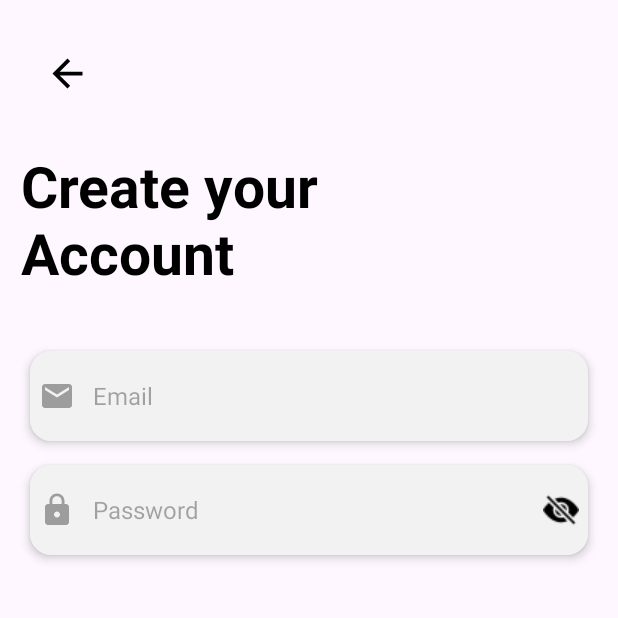
After one commit to HusamZaeem/Online-Course-and-E-Learning-App, an Android app: the SignUp screen opened directly, with no data from a screen before it, on a phone screen of 412 x 824 dp, the top half of it. The commit adds this screen. Run offline under Robolectric (Android 15) with nearby library versions, the phone set to English and light mode, and no system bars.

Commit message:
updated Sign Up

```diff
--- a/app/src/main/AndroidManifest.xml
+++ b/app/src/main/AndroidManifest.xml
@@ -12,6 +12,9 @@
         android:supportsRtl="true"
         android:theme="@style/Theme.OnlineCourseAndELearningApp"
         tools:targetApi="31">
+        <activity
+            android:name=".SignUp"
+            android:exported="false" />
         <activity
             android:name=".SignupLogin"
             android:exported="false" />
--- a/app/src/main/java/com/example/onlinecourseande_learningapp/Onboarding.java
+++ b/app/src/main/java/com/example/onlinecourseande_learningapp/Onboarding.java
@@ -13,6 +13,7 @@ import com.tbuonomo.viewpagerdotsindicator.DotsIndicator;
 public class Onboarding extends AppCompatActivity {
 
     ActivityOnboardingBinding binding;
+
 
 
     private OnBoardingAdapter adapter;
--- /dev/null
+++ b/app/src/main/java/com/example/onlinecourseande_learningapp/SignUp.java
@@ -0,0 +1,92 @@
+package com.example.onlinecourseande_learningapp;
+
+import android.annotation.SuppressLint;
+import android.graphics.PorterDuff;
+import android.os.Bundle;
+import android.text.InputType;
+import android.view.MotionEvent;
+import android.widget.EditText;
+
+import androidx.activity.EdgeToEdge;
+import androidx.appcompat.app.AppCompatActivity;
+import androidx.core.graphics.Insets;
+import androidx.core.view.ViewCompat;
+import androidx.core.view.WindowInsetsCompat;
+
+import com.example.onlinecourseande_learningapp.databinding.ActivitySignUpBinding;
+
+
+
+
+
+public class SignUp extends AppCompatActivity {
+
+
+    private boolean isPasswordVisible = false;
+
+    ActivitySignUpBinding binding;
+
+    @SuppressLint("ClickableViewAccessibility")
+    @Override
+    protected void onCreate(Bundle savedInstanceState) {
+        super.onCreate(savedInstanceState);
+        binding = ActivitySignUpBinding.inflate(getLayoutInflater());
+        setContentView(binding.getRoot());
+
+
+
+
+
+        EditText passwordEditText = findViewById(R.id.etPassword);
+
+        // Add Eye Icon Click Listener
+        passwordEditText.setOnTouchListener((v, event) -> {
+            if (event.getAction() == MotionEvent.ACTION_UP) {
+                int drawableEnd = 2; // Right drawable
+                if (event.getRawX() >= (passwordEditText.getRight() -
+                        passwordEditText.getCompoundDrawables()[drawableEnd].getBounds().width())) {
+                    togglePasswordVisibility(passwordEditText);
+                    return true;
+                }
+            }
+            return false;
+        });
+
+        // Change colors on focus
+        passwordEditText.setOnFocusChangeListener((v, hasFocus) -> {
+            int color = hasFocus ? R.color.et_bg_active : R.color.et_bg_default;
+            passwordEditText.getBackground().setColorFilter(
+                    getResources().getColor(color), PorterDuff.Mode.SRC_IN);
+        });
+
+
+
+
+
+
+
+
+
+
+
+
+
+    }
+
+
+    private void togglePasswordVisibility(EditText passwordEditText) {
+        if (isPasswordVisible) {
+            // Hide Password
+            passwordEditText.setInputType(InputType.TYPE_CLASS_TEXT | InputType.TYPE_TEXT_VARIATION_PASSWORD);
+            passwordEditText.setCompoundDrawablesWithIntrinsicBounds(
+                    R.drawable.ic_eye_open, 0, R.drawable.ic_eye_closed, 0);
+        } else {
+            // Show Password
+            passwordEditText.setInputType(InputType.TYPE_TEXT_VARIATION_VISIBLE_PASSWORD);
+            passwordEditText.setCompoundDrawablesWithIntrinsicBounds(
+                    R.drawable.ic_eye_closed, 0, R.drawable.ic_eye_open, 0);
+        }
+        passwordEditText.setSelection(passwordEditText.length()); // Move cursor to end
+        isPasswordVisible = !isPasswordVisible;
+    }
+}
--- /dev/null
+++ b/app/src/main/res/drawable/baseline_arrow_back_24.xml
@@ -0,0 +1,5 @@
+<vector xmlns:android="http://schemas.android.com/apk/res/android" android:autoMirrored="true" android:height="24dp" android:tint="#000000" android:viewportHeight="24" android:viewportWidth="24" android:width="24dp">
+
+    <path android:fillColor="@android:color/white" android:pathData="M20,11H7.83l5.59,-5.59L12,4l-8,8 8,8 1.41,-1.41L7.83,13H20v-2z"/>
+
+</vector>
--- /dev/null
+++ b/app/src/main/res/drawable/baseline_email_24.xml
@@ -0,0 +1,5 @@
+<vector xmlns:android="http://schemas.android.com/apk/res/android" android:height="24dp" android:tint="#9D9D9D" android:viewportHeight="24" android:viewportWidth="24" android:width="24dp">
+
+    <path android:fillColor="@android:color/white" android:pathData="M20,4L4,4c-1.1,0 -1.99,0.9 -1.99,2L2,18c0,1.1 0.9,2 2,2h16c1.1,0 2,-0.9 2,-2L22,6c0,-1.1 -0.9,-2 -2,-2zM20,8l-8,5 -8,-5L4,6l8,5 8,-5v2z"/>
+
+</vector>
--- /dev/null
+++ b/app/src/main/res/drawable/baseline_lock_24.xml
@@ -0,0 +1,5 @@
+<vector xmlns:android="http://schemas.android.com/apk/res/android" android:height="24dp" android:tint="#9D9D9D" android:viewportHeight="24" android:viewportWidth="24" android:width="24dp">
+
+    <path android:fillColor="@android:color/white" android:pathData="M18,8h-1L17,6c0,-2.76 -2.24,-5 -5,-5S7,3.24 7,6v2L6,8c-1.1,0 -2,0.9 -2,2v10c0,1.1 0.9,2 2,2h12c1.1,0 2,-0.9 2,-2L20,10c0,-1.1 -0.9,-2 -2,-2zM12,17c-1.1,0 -2,-0.9 -2,-2s0.9,-2 2,-2 2,0.9 2,2 -0.9,2 -2,2zM15.1,8L8.9,8L8.9,6c0,-1.71 1.39,-3.1 3.1,-3.1 1.71,0 3.1,1.39 3.1,3.1v2z"/>
+
+</vector>
--- /dev/null
+++ b/app/src/main/res/drawable/et_bg.xml
@@ -0,0 +1,7 @@
+<?xml version="1.0" encoding="utf-8"?>
+<shape xmlns:android="http://schemas.android.com/apk/res/android">
+
+    <corners android:radius="14dp"/>
+    <solid android:color="#F2F2F2"/>
+
+</shape>
--- /dev/null
+++ b/app/src/main/res/layout/activity_sign_up.xml
@@ -0,0 +1,93 @@
+<?xml version="1.0" encoding="utf-8"?>
+<androidx.constraintlayout.widget.ConstraintLayout xmlns:android="http://schemas.android.com/apk/res/android"
+    xmlns:app="http://schemas.android.com/apk/res-auto"
+    xmlns:tools="http://schemas.android.com/tools"
+    android:id="@+id/main"
+    android:layout_width="match_parent"
+    android:layout_height="match_parent"
+    tools:context=".SignUp">
+
+
+    <com.google.android.material.button.MaterialButton
+        android:id="@+id/btn_back"
+        android:layout_width="80dp"
+        android:layout_height="50dp"
+        android:layout_marginTop="24dp"
+        android:backgroundTint="@android:color/transparent"
+        android:contentDescription="@string/back_button"
+        app:icon="@drawable/baseline_arrow_back_24"
+        app:iconGravity="end"
+        app:iconSize="30dp"
+        app:iconTint="@color/black"
+        app:layout_constraintEnd_toEndOf="parent"
+        app:layout_constraintHorizontal_bias="0.012"
+        app:layout_constraintStart_toStartOf="parent"
+        app:layout_constraintTop_toTopOf="parent" />
+
+    <TextView
+        android:id="@+id/tvSignup"
+        android:layout_width="200dp"
+        android:layout_height="wrap_content"
+        android:layout_marginTop="24dp"
+        android:text="@string/tvSignup"
+        android:textAlignment="textStart"
+        android:textColor="@color/primary_color"
+        android:textSize="38sp"
+        android:textStyle="bold"
+        app:layout_constraintEnd_toEndOf="parent"
+        app:layout_constraintHorizontal_bias="0.066"
+        app:layout_constraintStart_toStartOf="parent"
+        app:layout_constraintTop_toBottomOf="@+id/btn_back" />
+
+
+    <!-- Password EditText -->
+
+    <androidx.appcompat.widget.AppCompatEditText
+        android:id="@+id/etEmail"
+        android:layout_width="match_parent"
+        android:layout_height="60dp"
+        android:layout_marginTop="40dp"
+        android:drawableStart="@drawable/baseline_email_24"
+        android:drawablePadding="12dp"
+        android:hint="@string/email"
+        android:padding="6dp"
+        android:background="@drawable/et_bg"
+        android:inputType="textEmailAddress"
+        android:layout_marginStart="20dp"
+        app:cornerRadius="12dp"
+        android:layout_marginEnd="20dp"
+        android:elevation="4dp"
+        android:textAlignment="textStart"
+        android:textColor="@color/primary_color"
+        android:textSize="16sp"
+        app:layout_constraintEnd_toEndOf="parent"
+        app:layout_constraintHorizontal_bias="0.0"
+        app:layout_constraintStart_toStartOf="parent"
+        app:layout_constraintTop_toBottomOf="@+id/tvSignup" />
+
+    <androidx.appcompat.widget.AppCompatEditText
+        android:id="@+id/etPassword"
+        android:layout_width="match_parent"
+        android:layout_height="60dp"
+        android:layout_marginTop="16dp"
+        android:padding="6dp"
+        android:drawableStart="@drawable/baseline_lock_24"
+        android:drawableEnd="@drawable/ic_eye_closed"
+        android:drawablePadding="12dp"
+        android:layout_marginStart="20dp"
+        app:cornerRadius="12dp"
+        android:layout_marginEnd="20dp"
+        android:elevation="4dp"
+        android:textAlignment="textStart"
+        android:textColor="@color/primary_color"
+        android:textSize="16sp"
+        android:background="@drawable/et_bg"
+        android:hint="@string/password"
+        android:inputType="textPassword"
+        app:layout_constraintEnd_toEndOf="parent"
+        app:layout_constraintHorizontal_bias="0.0"
+        app:layout_constraintStart_toStartOf="parent"
+        app:layout_constraintTop_toBottomOf="@+id/etEmail" />
+
+
+</androidx.constraintlayout.widget.ConstraintLayout>
--- a/app/src/main/res/values/colors.xml
+++ b/app/src/main/res/values/colors.xml
@@ -13,4 +13,7 @@
     <color name="btn_signupLogin_Stroke">#EFEFEF</color>
     <color name="btn_text_color">#FFFFFF</color>
     <color name="status_bar_color">#FFFFFF</color>
+    <color name="et_bg_color">#F8F8F8</color>
+    <color name="et_bg_active">#335EF5</color>
+    <color name="et_bg_default">#9D9D9D</color>
 </resources>
--- a/app/src/main/res/values/strings.xml
+++ b/app/src/main/res/values/strings.xml
@@ -18,4 +18,8 @@
     <string name="btnSign_in">Sign in with password</string>
     <string name="no_account">Don\'t have an account?</string>
     <string name="sign_up">Sign up</string>
+    <string name="back_button">back button</string>
+    <string name="tvSignup">Create your Account</string>
+    <string name="email">Email</string>
+    <string name="password">Password</string>
 </resources>
```
Also changed, not shown: app/src/main/java/com/example/onlinecourseande_learningapp/SignupLogin.java (+30 -1 lines), app/src/main/res/drawable/et_bg_active.xml (added, +8 -0 lines), app/src/main/res/layout/activity_signup_login.xml (+10 -7 lines), app/src/main/res/drawable/ic_eye_closed.png (added), app/src/main/res/drawable/ic_eye_open.png (added).
